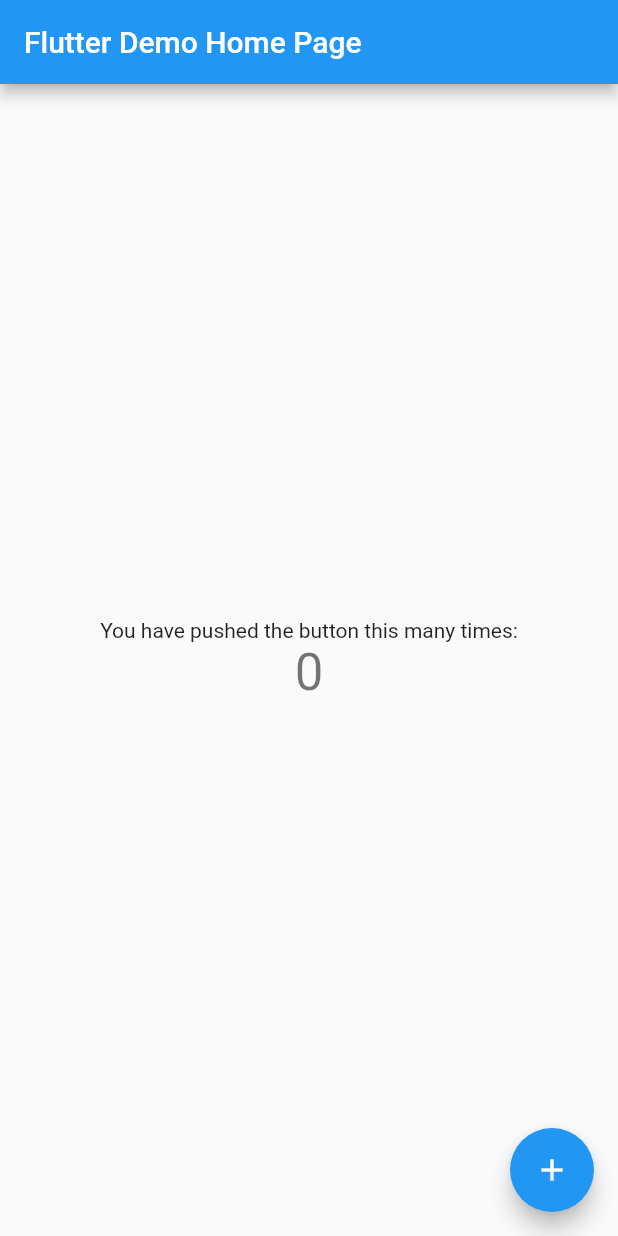
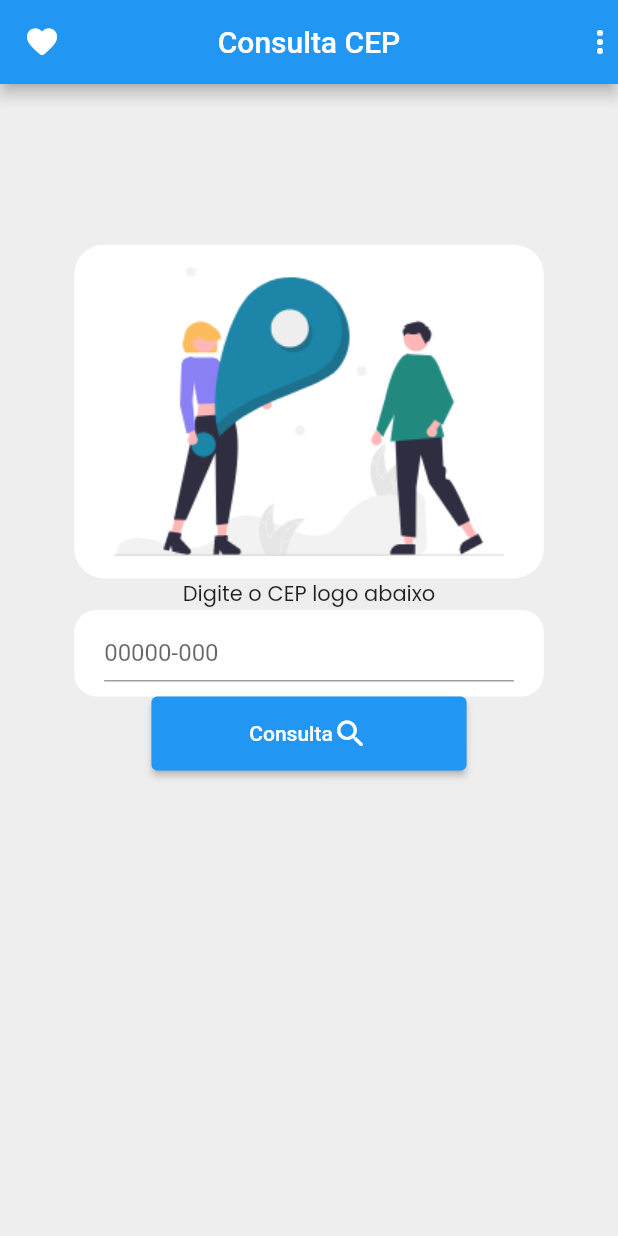
Before and after one commit to rm3d0nc4/Consulta-CEP, a Flutter app: the screen it shows after launch, on a phone screen of 412 x 824 dp. Run offline on Flutter 3.47's test engine with Material 2 defaults, Android fonts, the phone set to English and light mode, and no system bars; our stand-ins replace flutter_svg.

Commit message:
Criando homepage

```diff
--- a/lib/main.dart
+++ b/lib/main.dart
@@ -1,4 +1,6 @@
 import 'package:flutter/material.dart';
+
+import 'pages/home_page.dart';
 
 void main() {
   runApp(const ConsultaCep());
@@ -7,109 +9,14 @@ void main() {
 class ConsultaCep extends StatelessWidget {
   const ConsultaCep({Key? key}) : super(key: key);
 
-  // This widget is the root of your application.
   @override
   Widget build(BuildContext context) {
     return MaterialApp(
       title: 'Flutter Demo',
       theme: ThemeData(
-        // This is the theme of your application.
-        //
-        // Try running your application with "flutter run". You'll see the
-        // application has a blue toolbar. Then, without quitting the app, try
-        // changing the primarySwatch below to Colors.green and then invoke
-        // "hot reload" (press "r" in the console where you ran "flutter run",
-        // or simply save your changes to "hot reload" in a Flutter IDE).
-        // Notice that the counter didn't reset back to zero; the application
-        // is not restarted.
         primarySwatch: Colors.blue,
       ),
-      home: const MyHomePage(title: 'Flutter Demo Home Page'),
+      home: HomePage(),
     );
   }
 }
-
-class MyHomePage extends StatefulWidget {
-  const MyHomePage({Key? key, required this.title}) : super(key: key);
-
-  // This widget is the home page of your application. It is stateful, meaning
-  // that it has a State object (defined below) that contains fields that affect
-  // how it looks.
-
-  // This class is the configuration for the state. It holds the values (in this
-  // case the title) provided by the parent (in this case the App widget) and
-  // used by the build method of the State. Fields in a Widget subclass are
-  // always marked "final".
-
-  final String title;
-
-  @override
-  State<MyHomePage> createState() => _MyHomePageState();
-}
-
-class _MyHomePageState extends State<MyHomePage> {
-  int _counter = 0;
-
-  void _incrementCounter() {
-    setState(() {
-      // This call to setState tells the Flutter framework that something has
-      // changed in this State, which causes it to rerun the build method below
-      // so that the display can reflect the updated values. If we changed
-      // _counter without calling setState(), then the build method would not be
-      // called again, and so nothing would appear to happen.
-      _counter++;
-    });
-  }
-
-  @override
-  Widget build(BuildContext context) {
-    // This method is rerun every time setState is called, for instance as done
-    // by the _incrementCounter method above.
-    //
-    // The Flutter framework has been optimized to make rerunning build methods
-    // fast, so that you can just rebuild anything that needs updating rather
-    // than having to individually change instances of widgets.
-    return Scaffold(
-      appBar: AppBar(
-        // Here we take the value from the MyHomePage object that was created by
-        // the App.build method, and use it to set our appbar title.
-        title: Text(widget.title),
-      ),
-      body: Center(
-        // Center is a layout widget. It takes a single child and positions it
-        // in the middle of the parent.
-        child: Column(
-          // Column is also a layout widget. It takes a list of children and
-          // arranges them vertically. By default, it sizes itself to fit its
-          // children horizontally, and tries to be as tall as its parent.
-          //
-          // Invoke "debug painting" (press "p" in the console, choose the
-          // "Toggle Debug Paint" action from the Flutter Inspector in Android
-          // Studio, or the "Toggle Debug Paint" command in Visual Studio Code)
-          // to see the wireframe for each widget.
-          //
-          // Column has various properties to control how it sizes itself and
-          // how it positions its children. Here we use mainAxisAlignment to
-          // center the children vertically; the main axis here is the vertical
-          // axis because Columns are vertical (the cross axis would be
-          // horizontal).
-          mainAxisAlignment: MainAxisAlignment.center,
-          children: <Widget>[
-            const Text(
-              'You have pushed the button this many times:',
-            ),
-            Text(
-              '$_counter',
-              style: Theme.of(context).textTheme.headline4,
-            ),
-          ],
-        ),
-      ),
-      floatingActionButton: FloatingActionButton(
-        onPressed: _incrementCounter,
-        tooltip: 'Increment',
-        child: const Icon(Icons.add),
-      ), // This trailing comma makes auto-formatting nicer for build methods.
-    );
-  }
-}
--- /dev/null
+++ b/lib/pages/home_page.dart
@@ -0,0 +1,72 @@
+import 'package:flutter/material.dart';
+import 'package:flutter/painting.dart';
+import 'package:flutter/services.dart';
+import 'package:flutter_svg/flutter_svg.dart';
+
+class HomePage extends StatelessWidget {
+  @override
+  Widget build(BuildContext context) {
+    double width = MediaQuery.of(context).size.width;
+    double height = MediaQuery.of(context).size.height;
+    return Scaffold(
+      backgroundColor: const Color(0xFFeeeeee),
+      appBar: AppBar(
+        leading: const Icon(Icons.favorite_rounded),
+        centerTitle: true,
+        title: const Text('Consulta CEP'),
+        actions: const [
+          Icon(Icons.more_vert_rounded),
+        ],
+      ),
+      body: Column(
+        crossAxisAlignment: CrossAxisAlignment.center,
+        children: [
+          SizedBox(height: height * .13),
+          Center(
+            child: Container(
+              alignment: Alignment.center,
+              decoration: BoxDecoration(
+                borderRadius: BorderRadius.circular(20),
+                color: const Color(0xFFFFFFFF),
+              ),
+              width: width * .76,
+              height: height * .27,
+              child: Image.asset('assets/images/Grupo 4.png'),
+            ),
+          ),
+          const Text(
+            'Digite o CEP logo abaixo',
+            style: TextStyle(fontFamily: 'Poppins'),
+          ),
+          Container(
+            width: width * .76,
+            height: height * .07,
+            padding: const EdgeInsets.fromLTRB(20, 10, 20, 10),
+            decoration: BoxDecoration(
+              borderRadius: BorderRadius.circular(15),
+              color: const Color(0xFFFFFFFF),
+            ),
+            child: const TextField(
+              decoration: InputDecoration(hintText: '00000-000'),
+            ),
+          ),
+          ElevatedButton(
+            onPressed: () {},
+            child: Row(
+              mainAxisAlignment: MainAxisAlignment.spaceEvenly,
+              mainAxisSize: MainAxisSize.min,
+              children: [
+                Text('Consulta'),
+                Icon(
+                  Icons.search_rounded,
+                ),
+              ],
+            ),
+            style: ElevatedButton.styleFrom(
+                fixedSize: Size(width * .51, height * .06)),
+          ),
+        ],
+      ),
+    );
+  }
+}
```
